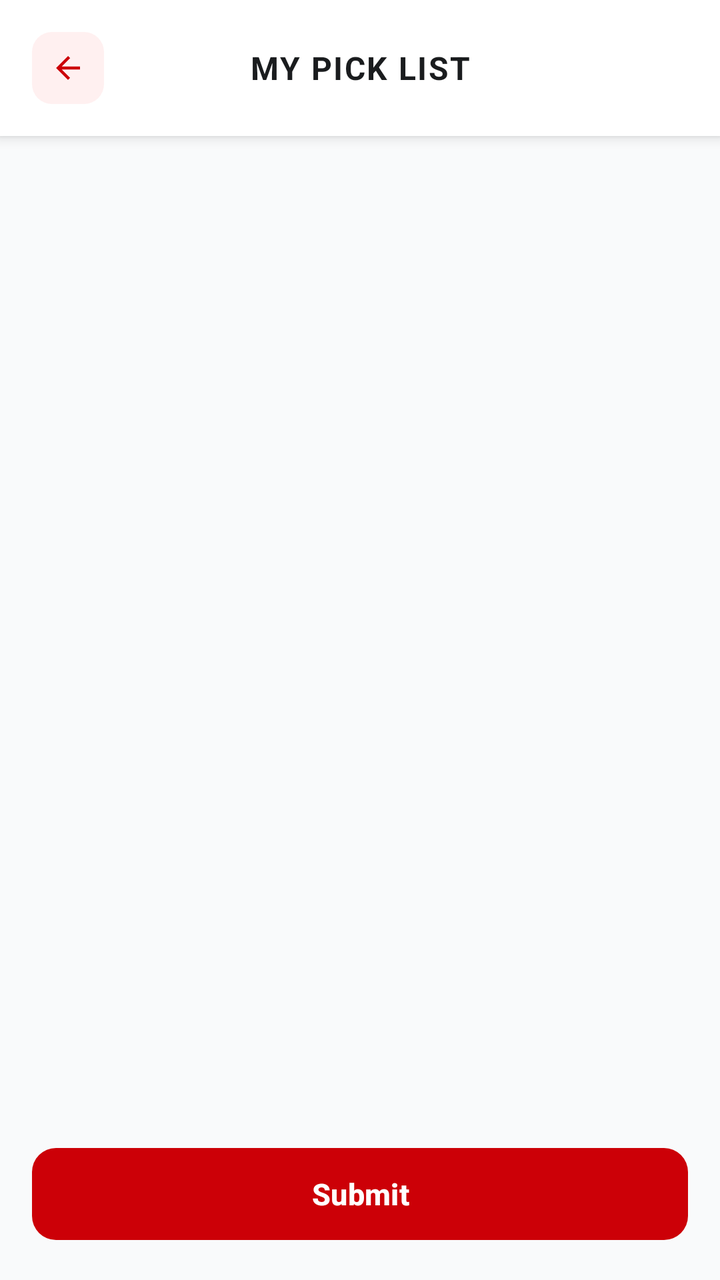
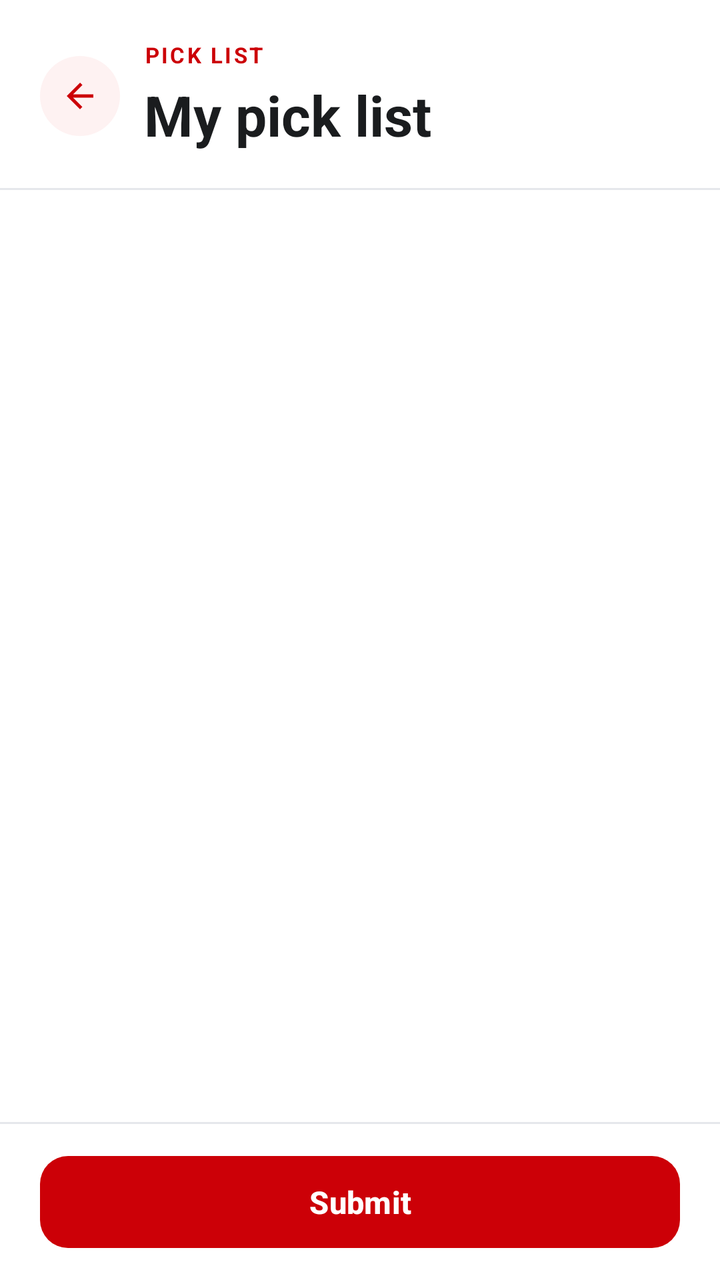

Screens rendered from an Android XML layout before and after an edit, with the pre-edit source and the edit as a unified diff.
<!-- AndroidManifest.xml: application theme Theme.EmployeePOS2 -->
<!-- res/layout/fragment_inventory.xml -->
<?xml version="1.0" encoding="utf-8"?>
<RelativeLayout xmlns:android="http://schemas.android.com/apk/res/android"
    xmlns:app="http://schemas.android.com/apk/res-auto"
    android:layout_width="match_parent"
    android:layout_height="match_parent"
    android:background="#F9FAFB">

    
    <LinearLayout
        android:id="@+id/headerBar"
        android:layout_width="match_parent"
        android:layout_height="wrap_content"
        android:layout_alignParentTop="true"
        android:orientation="horizontal"
        android:gravity="center_vertical"
        android:padding="16dp"
        android:background="#FFFFFF"
        android:elevation="4dp">

        <FrameLayout
            android:id="@+id/btnBack"
            android:layout_width="36dp"
            android:layout_height="36dp"
            android:background="@drawable/bg_icon_red"
            android:clickable="true"
            android:focusable="true">

            <ImageView
                android:layout_width="18dp"
                android:layout_height="18dp"
                android:layout_gravity="center"
                android:src="@drawable/ic_arrow_back"
                app:tint="#CC0007" />
        </FrameLayout>

        <TextView
            android:id="@+id/tvHeaderTitle"
            android:layout_width="0dp"
            android:layout_height="wrap_content"
            android:layout_weight="1"
            android:text="MY PICK LIST"
            android:textSize="16sp"
            android:textStyle="bold"
            android:textColor="#1A1C1E"
            android:gravity="center"
            android:letterSpacing="0.05"
            android:layout_marginEnd="36dp" />
    </LinearLayout>

    <ProgressBar
        android:id="@+id/inventoryLoader"
        android:layout_width="wrap_content"
        android:layout_height="wrap_content"
        android:layout_centerInParent="true"
        android:indeterminateTint="#CC0007"
        android:visibility="gone" />

    <TextView
        android:id="@+id/tvEmptyState"
        android:layout_width="wrap_content"
        android:layout_height="wrap_content"
        android:layout_centerInParent="true"
        android:text="All caught up!\nNo items to pick for today."
        android:textAlignment="center"
        android:textColor="#757575"
        android:textSize="18sp"
        android:textStyle="italic"
        android:visibility="gone" />

    <androidx.recyclerview.widget.RecyclerView
        android:id="@+id/rvInventoryJobs"
        android:layout_width="match_parent"
        android:layout_height="match_parent"
        android:layout_below="@id/headerBar"
        android:layout_above="@id/bottomFooterBar"
        android:paddingTop="16dp"
        android:paddingBottom="8dp"
        android:clipToPadding="false" />

    
    <FrameLayout
        android:id="@+id/bottomFooterBar"
        android:layout_width="match_parent"
        android:layout_height="wrap_content"
        android:layout_alignParentBottom="true"
        android:background="#F9FAFB"
        android:paddingHorizontal="16dp"
        android:paddingTop="8dp"
        android:paddingBottom="16dp">

        <com.google.android.material.button.MaterialButton
            android:id="@+id/btnCheckout"
            android:layout_width="match_parent"
            android:layout_height="54dp"
            android:text="Submit"
            android:textSize="15sp"
            android:textStyle="bold"
            android:textColor="#FFFFFF"
            app:backgroundTint="#CC0007"
            app:cornerRadius="12dp" />
    </FrameLayout>

</RelativeLayout>
<!-- resources referenced by this layout -->
<resources>
  <!-- drawable bg_icon_red (drawable) -->
  <?xml version="1.0" encoding="utf-8"?>
  <shape xmlns:android="http://schemas.android.com/apk/res/android"
      android:shape="rectangle">
      <solid android:color="#FFF0F0" />
      <corners android:radius="10dp" />
  </shape>
  <!-- drawable ic_arrow_back (drawable) -->
  <vector xmlns:android="http://schemas.android.com/apk/res/android" android:autoMirrored="true" android:height="24dp" android:tint="#000000" android:viewportHeight="24" android:viewportWidth="24" android:width="24dp">
        
      <path android:fillColor="@android:color/white" android:pathData="M20,11H7.83l5.59,-5.59L12,4l-8,8 8,8 1.41,-1.41L7.83,13H20v-2z"/>
      
  </vector>
  <style name="Theme.EmployeePOS2" parent="Base.Theme.EmployeePOS2" />
  <style name="Base.Theme.EmployeePOS2" parent="Theme.Material3.DayNight.NoActionBar">
          
          
      </style>
</resources>

<!-- the commit's change to res/layout/fragment_inventory.xml (unified diff, before → after) -->
@@ -1,103 +1,128 @@
 <?xml version="1.0" encoding="utf-8"?>
-<RelativeLayout xmlns:android="http://schemas.android.com/apk/res/android"
+<LinearLayout xmlns:android="http://schemas.android.com/apk/res/android"
     xmlns:app="http://schemas.android.com/apk/res-auto"
+    xmlns:tools="http://schemas.android.com/tools"
     android:layout_width="match_parent"
     android:layout_height="match_parent"
-    android:background="#F9FAFB">
+    android:background="#FFFFFF"
+    android:orientation="vertical">
 
-    
-    <LinearLayout
-        android:id="@+id/headerBar"
+        <LinearLayout
+            android:layout_width="match_parent"
+            android:layout_height="wrap_content"
+            android:gravity="center_vertical"
+            android:orientation="horizontal"
+            android:paddingHorizontal="20dp"
+            android:paddingTop="20dp"
+            android:paddingBottom="18dp">
+
+            <FrameLayout
+                android:id="@+id/btnBack"
+                android:layout_width="40dp"
+                android:layout_height="40dp"
+                android:layout_marginEnd="12dp"
+                android:background="@drawable/bg_icon_red_soft"
+                android:clickable="true"
+                android:focusable="true">
+
+                <ImageView
+                    android:layout_width="20dp"
+                    android:layout_height="20dp"
+                    android:layout_gravity="center"
+                    android:contentDescription="Back"
+                    android:src="@drawable/ic_arrow_back"
+                    app:tint="#CC0007" />
+            </FrameLayout>
+
+            <LinearLayout
+                android:layout_width="0dp"
+                android:layout_height="wrap_content"
+                android:layout_weight="1"
+                android:orientation="vertical">
+
+                <TextView
+                    android:layout_width="wrap_content"
+                    android:layout_height="wrap_content"
+                    android:letterSpacing="0.1"
+                    android:text="PICK LIST"
+                    android:textColor="#CC0007"
+                    android:textSize="11sp"
+                    android:textStyle="bold" />
+
+                <TextView
+                android:id="@+id/tvHeaderTitle"
+                    android:layout_width="match_parent"
+                    android:layout_height="wrap_content"
+                    android:layout_marginTop="4dp"
+                    android:text="My pick list"
+                    android:textColor="#1A1C1E"
+                    android:textSize="28sp"
+                    android:textStyle="bold" />
+            </LinearLayout>
+        </LinearLayout>
+
+        <View
+            android:layout_width="match_parent"
+            android:layout_height="1dp"
+            android:background="#E5E7EB" />
+
+    <FrameLayout
         android:layout_width="match_parent"
-        android:layout_height="wrap_content"
-        android:layout_alignParentTop="true"
-        android:orientation="horizontal"
-        android:gravity="center_vertical"
-        android:padding="16dp"
-        android:background="#FFFFFF"
-        android:elevation="4dp">
+        android:layout_height="0dp"
+        android:layout_weight="1">
 
-        <FrameLayout
-            android:id="@+id/btnBack"
-            android:layout_width="36dp"
-            android:layout_height="36dp"
-            android:background="@drawable/bg_icon_red"
-            android:clickable="true"
-            android:focusable="true">
+        <androidx.recyclerview.widget.RecyclerView
+            android:id="@+id/rvInventoryJobs"
+            android:layout_width="match_parent"
+            android:layout_height="match_parent"
+            android:clipToPadding="false"
+            android:paddingBottom="8dp" />
 
-            <ImageView
-                android:layout_width="18dp"
-                android:layout_height="18dp"
-                android:layout_gravity="center"
-                android:src="@drawable/ic_arrow_back"
-                app:tint="#CC0007" />
-        </FrameLayout>
+        <ProgressBar
+            android:id="@+id/inventoryLoader"
+            android:layout_width="wrap_content"
+            android:layout_height="wrap_content"
+            android:layout_gravity="center"
+            android:indeterminateTint="#CC0007"
+            android:visibility="gone" />
 
         <TextView
-            android:id="@+id/tvHeaderTitle"
-            android:layout_width="0dp"
+            android:id="@+id/tvEmptyState"
+            android:layout_width="wrap_content"
             android:layout_height="wrap_content"
-            android:layout_weight="1"
-            android:text="MY PICK LIST"
-            android:textSize="16sp"
-            android:textStyle="bold"
-            android:textColor="#1A1C1E"
+            android:layout_gravity="center"
             android:gravity="center"
-            android:letterSpacing="0.05"
-            android:layout_marginEnd="36dp" />
-    </LinearLayout>
+            android:lineSpacingMultiplier="1.3"
+            android:text="All caught up!\nNo items to pick for today."
+            android:textColor="#6B7280"
+            android:textSize="15sp"
+            android:visibility="gone" />
+    </FrameLayout>
 
-    <ProgressBar
-        android:id="@+id/inventoryLoader"
-        android:layout_width="wrap_content"
-        android:layout_height="wrap_content"
-        android:layout_centerInParent="true"
-        android:indeterminateTint="#CC0007"
-        android:visibility="gone" />
+    <View
+        android:layout_width="match_parent"
+        android:layout_height="1dp"
+        android:background="#E5E7EB" />
 
-    <TextView
-        android:id="@+id/tvEmptyState"
-        android:layout_width="wrap_content"
-        android:layout_height="wrap_content"
-        android:layout_centerInParent="true"
-        android:text="All caught up!\nNo items to pick for today."
-        android:textAlignment="center"
-        android:textColor="#757575"
-        android:textSize="18sp"
-        android:textStyle="italic"
-        android:visibility="gone" />
-
-    <androidx.recyclerview.widget.RecyclerView
-        android:id="@+id/rvInventoryJobs"
-        android:layout_width="match_parent"
-        android:layout_height="match_parent"
-        android:layout_below="@id/headerBar"
-        android:layout_above="@id/bottomFooterBar"
-        android:paddingTop="16dp"
-        android:paddingBottom="8dp"
-        android:clipToPadding="false" />
-
-    
     <FrameLayout
         android:id="@+id/bottomFooterBar"
         android:layout_width="match_parent"
         android:layout_height="wrap_content"
-        android:layout_alignParentBottom="true"
-        android:background="#F9FAFB"
-        android:paddingHorizontal="16dp"
-        android:paddingTop="8dp"
-        android:paddingBottom="16dp">
+        android:background="#FFFFFF"
+        android:paddingHorizontal="20dp"
+        android:paddingVertical="12dp">
 
         <com.google.android.material.button.MaterialButton
             android:id="@+id/btnCheckout"
             android:layout_width="match_parent"
             android:layout_height="54dp"
             android:text="Submit"
-            android:textSize="15sp"
+            android:textAllCaps="false"
+            android:textColor="#FFFFFF"
+            android:textSize="15.5sp"
             android:textStyle="bold"
-            android:textColor="#FFFFFF"
             app:backgroundTint="#CC0007"
-            app:cornerRadius="12dp" />
+            app:cornerRadius="14dp"
+            app:elevation="0dp" />
     </FrameLayout>
-
-</RelativeLayout>
+</LinearLayout>
<!-- resource entries referenced after the edit -->
@@ -1,11 +1,9 @@
 <!-- resources referenced by this layout -->
 <resources>
-  <!-- drawable bg_icon_red (drawable) -->
+  <!-- drawable bg_icon_red_soft (drawable) -->
   <?xml version="1.0" encoding="utf-8"?>
-  <shape xmlns:android="http://schemas.android.com/apk/res/android"
-      android:shape="rectangle">
-      <solid android:color="#FFF0F0" />
-      <corners android:radius="10dp" />
+  <shape xmlns:android="http://schemas.android.com/apk/res/android" android:shape="oval">
+      <solid android:color="#FEF2F2" />
   </shape>
   <!-- drawable ic_arrow_back (drawable) -->
   <vector xmlns:android="http://schemas.android.com/apk/res/android" android:autoMirrored="true" android:height="24dp" android:tint="#000000" android:viewportHeight="24" android:viewportWidth="24" android:width="24dp">
@@ -16,7 +14,15 @@
   <style name="Theme.EmployeePOS2" parent="Base.Theme.EmployeePOS2" />
   <style name="Base.Theme.EmployeePOS2" parent="Theme.Material3.DayNight.NoActionBar">
           
-          
+          <item name="colorPrimary">#CC0007</item>
+          <item name="colorOnPrimary">#FFFFFF</item>
+          <item name="colorPrimaryContainer">#FEE2E2</item>
+          <item name="colorOnPrimaryContainer">#CC0007</item>
+          <item name="colorSecondary">#CC0007</item>
+          <item name="colorSecondaryContainer">#FEE2E2</item>
+          <item name="colorOnSecondaryContainer">#CC0007</item>
+          <item name="colorSurface">#FFFFFF</item>
+          <item name="android:windowBackground">#FFFFFF</item>
       </style>
 </resources>
 
